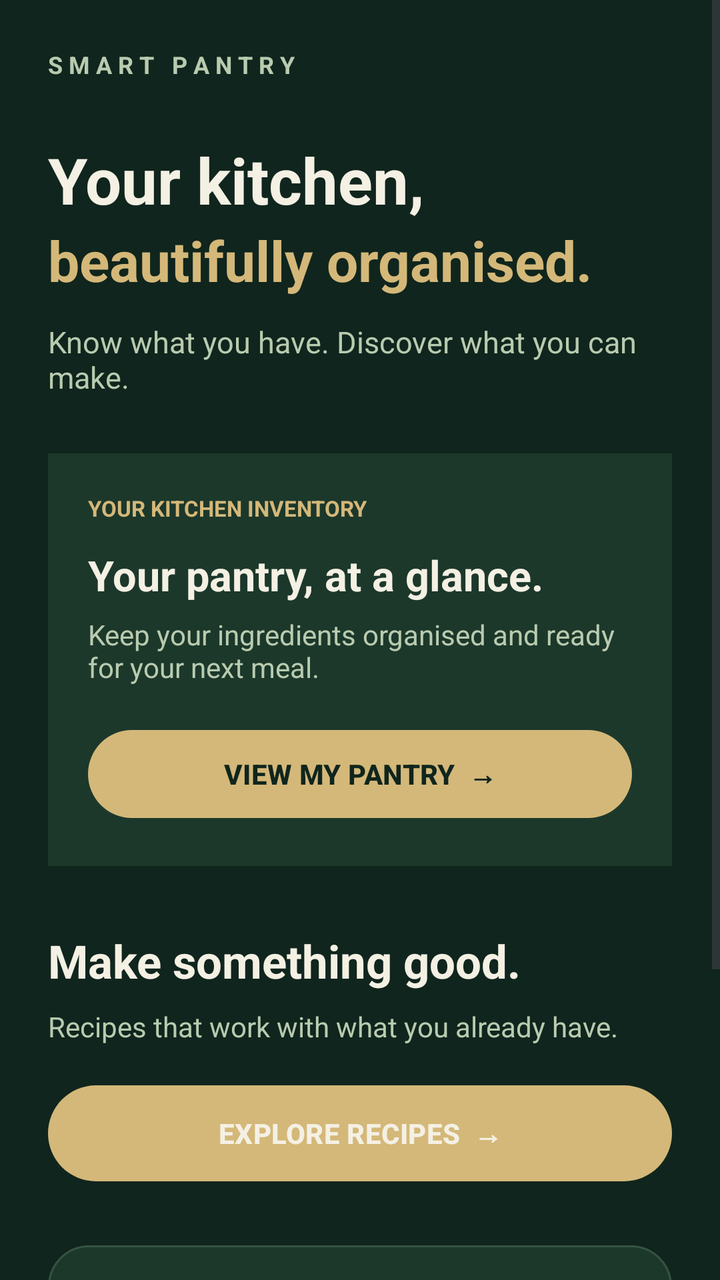
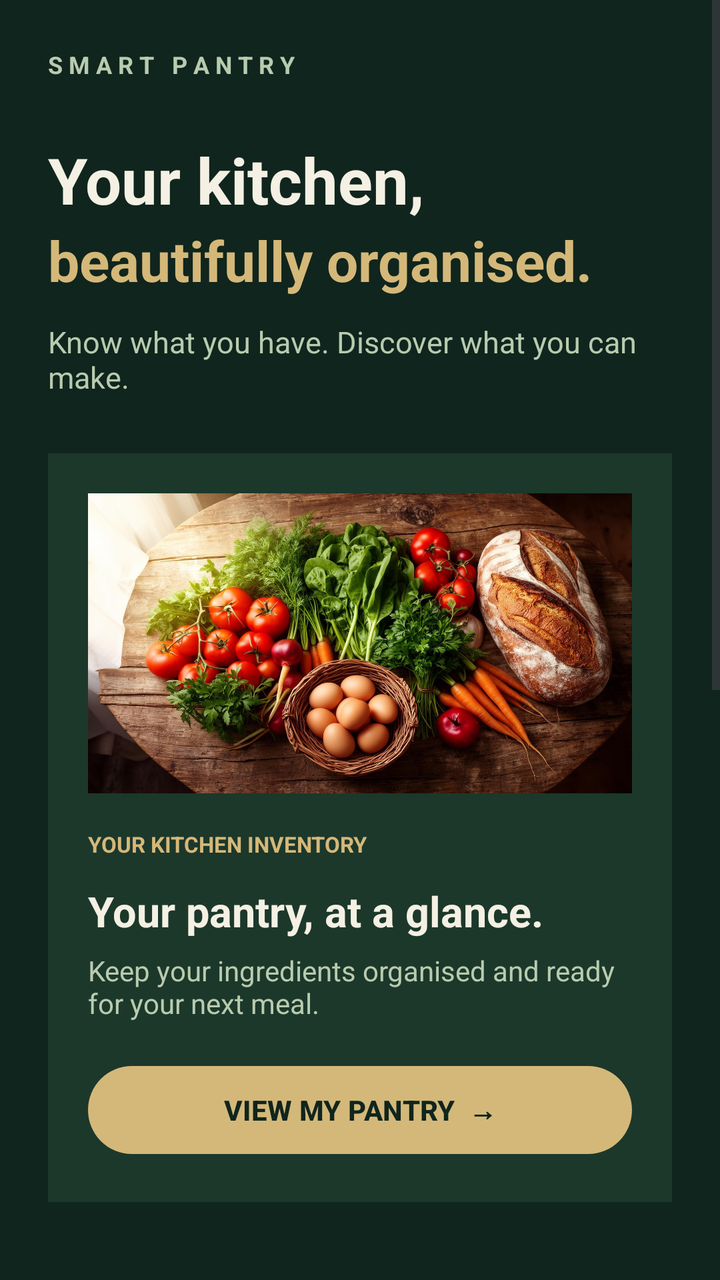

Two renders of the same Android screen: before a commit and after it. Below are the layout's source before the change and the commit's diff.
<!-- AndroidManifest.xml: application theme Theme.SmartPantryManager -->
<!-- res/layout/activity_main.xml -->
<?xml version="1.0" encoding="utf-8"?>
<ScrollView xmlns:android="http://schemas.android.com/apk/res/android"
    android:id="@+id/main"
    android:layout_width="match_parent"
    android:layout_height="match_parent"
    android:background="#10251D"
    android:fillViewport="true"
    android:clipToPadding="false">

    <LinearLayout
        android:layout_width="match_parent"
        android:layout_height="wrap_content"
        android:orientation="vertical"
        android:padding="24dp">

        
        <TextView
            android:layout_width="wrap_content"
            android:layout_height="wrap_content"
            android:text="S M A R T   P A N T R Y"
            android:textColor="#B9CBAF"
            android:textSize="12sp"
            android:textStyle="bold" />

        <TextView
            android:layout_width="match_parent"
            android:layout_height="wrap_content"
            android:layout_marginTop="28dp"
            android:text="Your kitchen,"
            android:textColor="#F4F0E4"
            android:textSize="32sp"
            android:textStyle="bold" />

        <TextView
            android:layout_width="match_parent"
            android:layout_height="wrap_content"
            android:text="beautifully organised."
            android:textColor="#D4B879"
            android:textSize="28sp"
            android:textStyle="bold" />

        <TextView
            android:layout_width="match_parent"
            android:layout_height="wrap_content"
            android:layout_marginTop="12dp"
            android:layout_marginBottom="28dp"
            android:text="Know what you have. Discover what you can make."
            android:textColor="#B9CBAF"
            android:textSize="15sp" />

        
        <LinearLayout
            android:layout_width="match_parent"
            android:layout_height="wrap_content"
            android:orientation="vertical"
            android:padding="20dp"
            android:background="#1C382B">

            <TextView
                android:layout_width="wrap_content"
                android:layout_height="wrap_content"
                android:text="YOUR KITCHEN INVENTORY"
                android:textColor="#D4B879"
                android:textSize="11sp"
                android:textStyle="bold" />

            <TextView
                android:layout_width="match_parent"
                android:layout_height="wrap_content"
                android:layout_marginTop="12dp"
                android:text="Your pantry, at a glance."
                android:textColor="#F4F0E4"
                android:textSize="21sp"
                android:textStyle="bold" />

            <TextView
                android:layout_width="match_parent"
                android:layout_height="wrap_content"
                android:layout_marginTop="6dp"
                android:layout_marginBottom="18dp"
                android:text="Keep your ingredients organised and ready for your next meal."
                android:textColor="#B9CBAF"
                android:textSize="14sp" />

            <Button
                android:id="@+id/btnPantry"
                android:layout_width="match_parent"
                android:layout_height="wrap_content"
                android:backgroundTint="@null"
                android:text="VIEW MY PANTRY  →"
                android:textColor="#10251D"
                android:textStyle="bold"
                android:minHeight="52dp"
                android:textAllCaps="false" />

        </LinearLayout>

        
        <TextView
            android:layout_width="match_parent"
            android:layout_height="wrap_content"
            android:layout_marginTop="32dp"
            android:text="Make something good."
            android:textColor="#F4F0E4"
            android:textSize="23sp"
            android:textStyle="bold" />

        <TextView
            android:layout_width="match_parent"
            android:layout_height="wrap_content"
            android:layout_marginTop="8dp"
            android:layout_marginBottom="16dp"
            android:text="Recipes that work with what you already have."
            android:textColor="#B9CBAF"
            android:textSize="14sp" />

        <Button
            android:id="@+id/btnRecipes"
            android:layout_width="match_parent"
            android:layout_height="wrap_content"
            android:backgroundTint="@null"
            android:text="EXPLORE RECIPES  →"
            android:textColor="#F4F0E4"
            android:textStyle="bold"
            android:minHeight="56dp"
            android:textAllCaps="false" />

        
        <LinearLayout
            android:layout_width="match_parent"
            android:layout_height="wrap_content"
            android:layout_marginTop="28dp"
            android:orientation="vertical"
            android:padding="18dp"
            android:background="@drawable/bg_card">

            <TextView
                android:layout_width="match_parent"
                android:layout_height="wrap_content"
                android:text="Personalise your experience"
                android:textColor="#F4F0E4"
                android:textSize="17sp"
                android:textStyle="bold" />

            <TextView
                android:layout_width="match_parent"
                android:layout_height="wrap_content"
                android:layout_marginTop="6dp"
                android:layout_marginBottom="12dp"
                android:text="Manage your app preferences."
                android:textColor="#B9CBAF"
                android:textSize="14sp" />

            <Button
                android:id="@+id/btnSettings"
                android:layout_width="match_parent"
                android:layout_height="wrap_content"
                android:backgroundTint="@null"
                android:text="OPEN SETTINGS"
                android:textColor="#D4B879"
                android:textAllCaps="false" />

        </LinearLayout>

        
        <TextView
            android:layout_width="match_parent"
            android:layout_height="wrap_content"
            android:layout_marginTop="28dp"
            android:layout_marginBottom="12dp"
            android:gravity="center"
            android:text="LESS WASTE. MORE GOOD FOOD."
            android:textColor="#78917F"
            android:textSize="11sp"
            android:letterSpacing="0.08" />

    </LinearLayout>

</ScrollView>
<!-- resources referenced by this layout -->
<resources>
  <!-- drawable bg_card (drawable) -->
  <?xml version="1.0" encoding="utf-8"?>
  <shape xmlns:android="http://schemas.android.com/apk/res/android">
      <solid android:color="@color/pantry_card"/>
      <corners android:radius="20dp"/>
      <stroke android:width="1dp" android:color="@color/pantry_border"/>
  </shape>
  <style name="Theme.SmartPantryManager" parent="Base.Theme.SmartPantryManager" />
  <color name="pantry_card">#1C382B</color>
  <color name="pantry_border">#355342</color>
  <style name="Base.Theme.SmartPantryManager" parent="Theme.Material3.DayNight.NoActionBar">
  
          <item name="colorPrimary">@color/pantry_gold</item>
          <item name="colorOnPrimary">@color/pantry_background</item>
  
          <item name="colorSecondary">@color/pantry_sage</item>
          <item name="colorOnSecondary">@color/pantry_background</item>
  
          <item name="colorSurface">@color/pantry_card</item>
          <item name="colorOnSurface">@color/pantry_cream</item>
  
          <item name="colorControlActivated">@color/pantry_gold</item>
          <item name="colorAccent">@color/pantry_gold</item>
          <item name="android:colorAccent">@color/pantry_gold</item>
  
          <item name="android:windowBackground">@color/pantry_background</item>
          <item name="android:statusBarColor">@color/pantry_background</item>
          <item name="android:navigationBarColor">@color/pantry_background</item>
  
          <item name="android:windowLightStatusBar">false</item>
          <item name="android:windowLightNavigationBar" tools:targetApi="27">false</item>
  
      </style>
  <color name="pantry_gold">#D4B879</color>
  <color name="pantry_background">#10251D</color>
  <color name="pantry_sage">#B9CBAF</color>
  <color name="pantry_cream">#F4F0E4</color>
</resources>

<!-- the commit's change to res/layout/activity_main.xml (unified diff, before → after) -->
@@ -56,6 +56,16 @@
             android:padding="20dp"
             android:background="#1C382B">
 
+            <ImageView
+                android:id="@+id/imgHomePantry"
+                android:layout_width="match_parent"
+                android:layout_height="150dp"
+                android:layout_marginBottom="18dp"
+                android:contentDescription="Fresh pantry ingredients"
+                android:scaleType="centerCrop"
+                android:src="@drawable/home_pantry" />
+
+
             <TextView
                 android:layout_width="wrap_content"
                 android:layout_height="wrap_content"
@@ -113,6 +123,15 @@
             android:text="Recipes that work with what you already have."
             android:textColor="#B9CBAF"
             android:textSize="14sp" />
+
+        <ImageView
+            android:id="@+id/imgHomeRecipes"
+            android:layout_width="match_parent"
+            android:layout_height="160dp"
+            android:layout_marginBottom="14dp"
+            android:contentDescription="Open cookbook surrounded by ingredients"
+            android:scaleType="centerCrop"
+            android:src="@drawable/home_recipes" />
 
         <Button
             android:id="@+id/btnRecipes"
<!-- resource entries referenced after the edit -->
@@ -7,6 +7,8 @@
       <corners android:radius="20dp"/>
       <stroke android:width="1dp" android:color="@color/pantry_border"/>
   </shape>
+  <!-- drawable home_pantry: jpg bitmap (drawable-nodpi, 364520 bytes) -->
+  <!-- drawable home_recipes: jpg bitmap (drawable-nodpi, 144554 bytes) -->
   <style name="Theme.SmartPantryManager" parent="Base.Theme.SmartPantryManager" />
   <color name="pantry_card">#1C382B</color>
   <color name="pantry_border">#355342</color>
